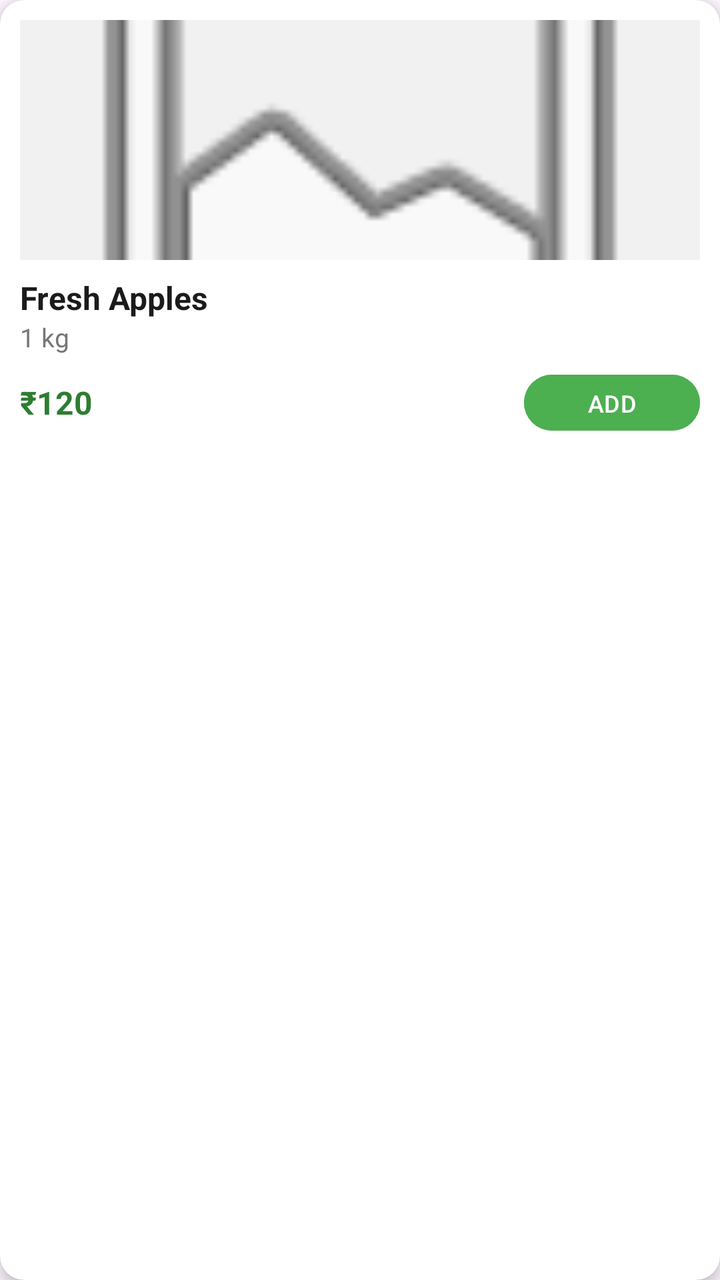
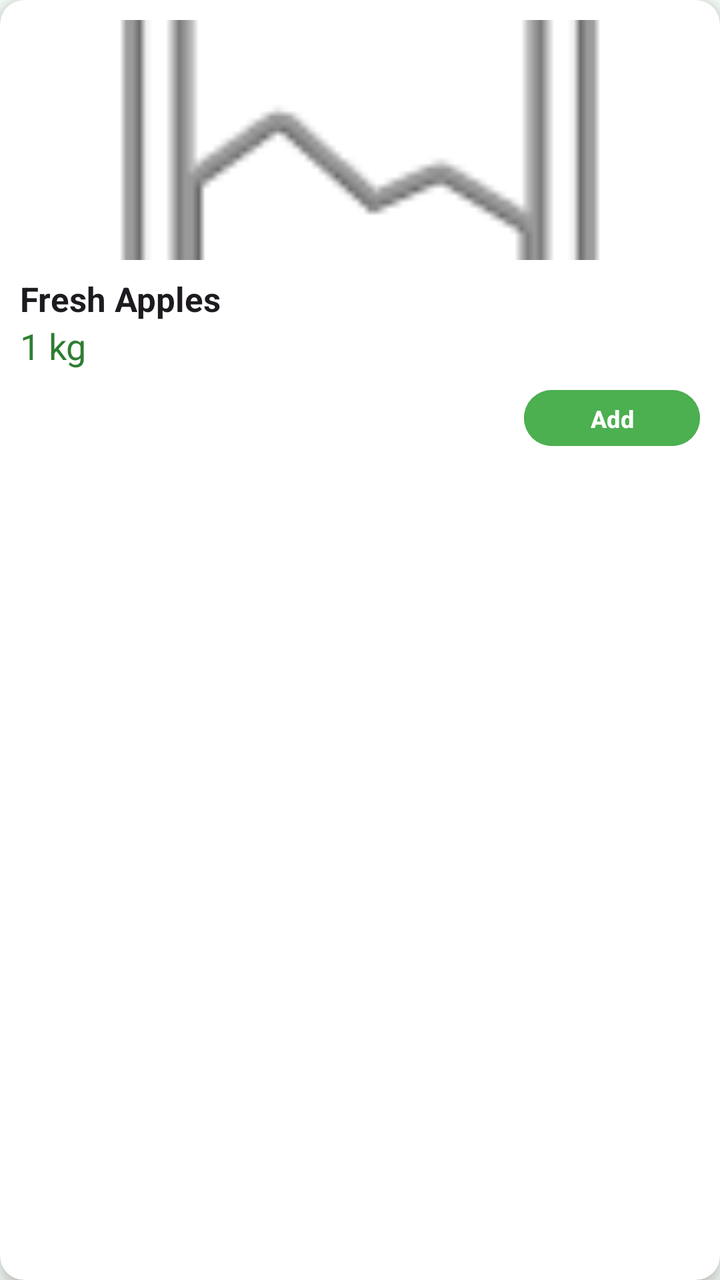

The first picture is an Android layout as it rendered before a commit; the second is the same layout after the commit. The layout source and the unified diff follow.
<!-- AndroidManifest.xml: application theme Theme.EaseGrocery -->
<!-- res/layout/product_item.xml -->
<?xml version="1.0" encoding="utf-8"?>
<androidx.cardview.widget.CardView
    xmlns:android="http://schemas.android.com/apk/res/android"
    xmlns:app="http://schemas.android.com/apk/res-auto"
    android:layout_width="match_parent"
    android:layout_height="wrap_content"
    android:layout_margin="8dp"
    app:cardCornerRadius="12dp"
    app:cardElevation="4dp"
    android:background="#FFFFFF">

    <LinearLayout
        android:layout_width="match_parent"
        android:layout_height="wrap_content"
        android:orientation="vertical"
        android:padding="10dp">

        
        <ImageView
            android:id="@+id/imgProduct"
            android:layout_width="match_parent"
            android:layout_height="120dp"
            android:scaleType="centerCrop"
            android:src="@android:drawable/ic_menu_gallery"
            android:background="#F1F1F1" />

        
        <TextView
            android:id="@+id/tvProductName"
            android:layout_width="match_parent"
            android:layout_height="wrap_content"
            android:text="Fresh Apples"
            android:textStyle="bold"
            android:textSize="16sp"
            android:textColor="#1B1B1B"
            android:layout_marginTop="8dp"/>

        
        <TextView
            android:id="@+id/tvUnit"
            android:layout_width="match_parent"
            android:layout_height="wrap_content"
            android:text="1 kg"
            android:textSize="13sp"
            android:textColor="#777777"/>

        
        <LinearLayout
            android:layout_width="match_parent"
            android:layout_height="wrap_content"
            android:orientation="horizontal"
            android:gravity="center_vertical"
            android:layout_marginTop="6dp">

            
            <TextView
                android:id="@+id/tvPrice"
                android:layout_width="0dp"
                android:layout_height="wrap_content"
                android:layout_weight="1"
                android:text="₹120"
                android:textStyle="bold"
                android:textSize="16sp"
                android:textColor="#2E7D32"/>

            
            <Button
                android:id="@+id/btnAdd"
                android:layout_width="wrap_content"
                android:layout_height="36dp"
                android:text="ADD"
                android:textSize="12sp"
                android:backgroundTint="#4CAF50"
                android:textColor="#FFFFFF"/>
        </LinearLayout>

    </LinearLayout>

</androidx.cardview.widget.CardView>
<!-- resources referenced by this layout -->
<resources>
  <style name="Theme.EaseGrocery" parent="Base.Theme.EaseGrocery" />
  <style name="Base.Theme.EaseGrocery" parent="Theme.Material3.DayNight.NoActionBar">
          
          
          <item name="android:windowDrawsSystemBarBackgrounds">true</item>
          <item name="android:windowTranslucentStatus">false</item>
      </style>
</resources>

<!-- the commit's change to res/layout/product_item.xml (unified diff, before → after) -->
@@ -13,6 +13,10 @@
         android:layout_width="match_parent"
         android:layout_height="wrap_content"
         android:orientation="vertical"
+        app:cardCornerRadius="20dp"
+        app:cardElevation="2dp"
+        app:cardUseCompatPadding="true"
+        android:backgroundTint="?attr/colorSurface"
         android:padding="10dp">
 
         
@@ -20,9 +24,9 @@
             android:id="@+id/imgProduct"
             android:layout_width="match_parent"
             android:layout_height="120dp"
+            android:padding="12dp"
             android:scaleType="centerCrop"
-            android:src="@android:drawable/ic_menu_gallery"
-            android:background="#F1F1F1" />
+            android:src="@android:drawable/ic_menu_gallery"/>
 
         
         <TextView
@@ -31,8 +35,8 @@
             android:layout_height="wrap_content"
             android:text="Fresh Apples"
             android:textStyle="bold"
-            android:textSize="16sp"
-            android:textColor="#1B1B1B"
+            android:textColor="?android:textColorPrimary"
+            android:textSize="17sp"
             android:layout_marginTop="8dp"/>
 
         
@@ -41,8 +45,8 @@
             android:layout_width="match_parent"
             android:layout_height="wrap_content"
             android:text="1 kg"
-            android:textSize="13sp"
-            android:textColor="#777777"/>
+            android:textColor="@color/colorPrimary"
+            android:textSize="18sp" />
 
         
         <LinearLayout
@@ -58,17 +62,17 @@
                 android:layout_width="0dp"
                 android:layout_height="wrap_content"
                 android:layout_weight="1"
-                android:text="₹120"
-                android:textStyle="bold"
-                android:textSize="16sp"
-                android:textColor="#2E7D32"/>
+                android:textColor="@color/colorPrimary"
+                android:textSize="18sp"
+                android:textStyle="bold"/>
 
             
             <Button
                 android:id="@+id/btnAdd"
                 android:layout_width="wrap_content"
                 android:layout_height="36dp"
-                android:text="ADD"
+                style="@style/GreenButton"
+                android:text="Add"
                 android:textSize="12sp"
                 android:backgroundTint="#4CAF50"
                 android:textColor="#FFFFFF"/>
<!-- resource entries referenced after the edit -->
@@ -1,11 +1,42 @@
 <!-- resources referenced by this layout -->
 <resources>
-  <style name="Theme.EaseGrocery" parent="Base.Theme.EaseGrocery" />
-  <style name="Base.Theme.EaseGrocery" parent="Theme.Material3.DayNight.NoActionBar">
+  <color name="colorPrimary">#2E7D32</color>
+  <style name="GreenButton" parent="Widget.Material3.Button">
+          <item name="backgroundTint">?attr/colorPrimary</item>
+          <item name="android:textColor">?attr/colorOnPrimary</item>
+          <item name="cornerRadius">16dp</item>
+          <item name="android:textStyle">bold</item>
+      </style>
+  <style name="Theme.EaseGrocery" parent="Theme.Material3.DayNight.NoActionBar">
+  
+          <item name="colorPrimary">@color/colorPrimary</item>
+          <item name="colorSecondary">@color/colorSecondary</item>
+  
+          <item name="android:windowBackground">@color/colorBackground</item>
+  
+          <item name="android:windowLightStatusBar">true</item>
+          <item name="android:statusBarColor">@android:color/transparent</item>
+          <item name="android:navigationBarColor">@android:color/transparent</item>
+  
           
-          
-          <item name="android:windowDrawsSystemBarBackgrounds">true</item>
-          <item name="android:windowTranslucentStatus">false</item>
+          <item name="shapeAppearanceSmallComponent">@style/ShapeAppearance.EaseGrocery.Small</item>
+          <item name="shapeAppearanceMediumComponent">@style/ShapeAppearance.EaseGrocery.Medium</item>
+          <item name="shapeAppearanceLargeComponent">@style/ShapeAppearance.EaseGrocery.Large</item>
+  
+      </style>
+  <color name="colorSecondary">#66BB6A</color>
+  <color name="colorBackground">#F4FAF4</color>
+  <style name="ShapeAppearance.EaseGrocery.Small" parent="ShapeAppearance.Material3.SmallComponent">
+          <item name="cornerFamily">rounded</item>
+          <item name="cornerSize">12dp</item>
+      </style>
+  <style name="ShapeAppearance.EaseGrocery.Medium" parent="ShapeAppearance.Material3.MediumComponent">
+          <item name="cornerFamily">rounded</item>
+          <item name="cornerSize">18dp</item>
+      </style>
+  <style name="ShapeAppearance.EaseGrocery.Large" parent="ShapeAppearance.Material3.LargeComponent">
+          <item name="cornerFamily">rounded</item>
+          <item name="cornerSize">28dp</item>
       </style>
 </resources>
 
